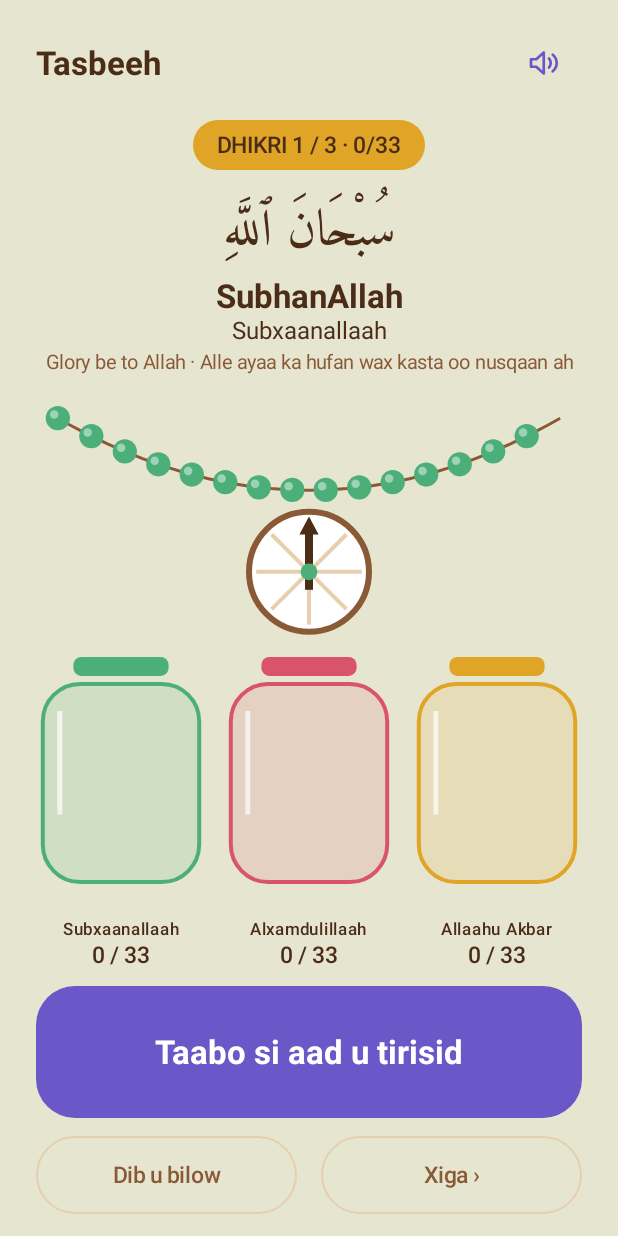
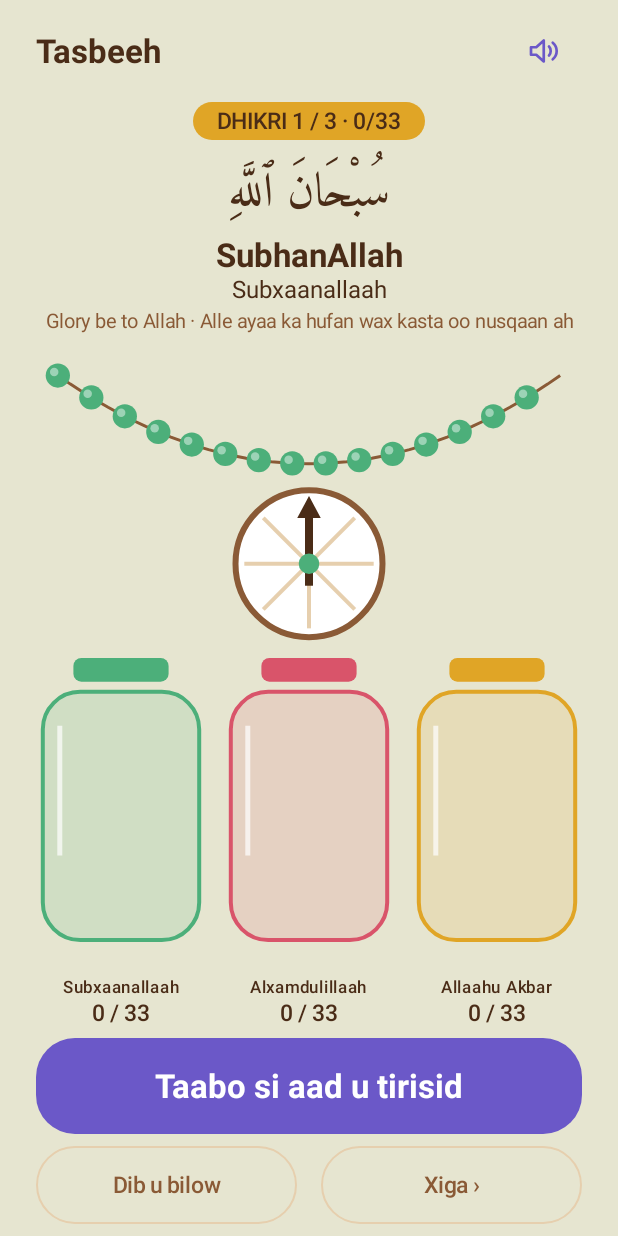
Before and after one commit to Macneyste/GeedkaJannada, an Android app built with Jetpack Compose: the composable TasbeehContent shown on its own in the app's theme, on a phone screen of 412 x 824 dp. Run offline under Robolectric (Android 15) with nearby library versions, the phone set to English and light mode, and no system bars.

Commit message:
style(tasbeeh): shaashad go'an oo aan scroll lahayn

```diff
--- a/app/src/main/java/com/geedkajannada/feature/tasbeeh/TasbeehScreen.kt
+++ b/app/src/main/java/com/geedkajannada/feature/tasbeeh/TasbeehScreen.kt
@@ -5,18 +5,16 @@ import androidx.compose.animation.core.tween
 import androidx.compose.foundation.background
 import androidx.compose.foundation.clickable
 import androidx.compose.foundation.layout.Arrangement
+import androidx.compose.foundation.layout.Box
 import androidx.compose.foundation.layout.Column
 import androidx.compose.foundation.layout.Row
 import androidx.compose.foundation.layout.fillMaxSize
 import androidx.compose.foundation.layout.fillMaxWidth
-import androidx.compose.foundation.layout.height
 import androidx.compose.foundation.layout.heightIn
 import androidx.compose.foundation.layout.padding
 import androidx.compose.foundation.layout.size
 import androidx.compose.foundation.layout.widthIn
-import androidx.compose.foundation.rememberScrollState
 import androidx.compose.foundation.shape.RoundedCornerShape
-import androidx.compose.foundation.verticalScroll
 import androidx.compose.material3.AlertDialog
 import androidx.compose.material3.Button
 import androidx.compose.material3.Icon
@@ -42,7 +40,6 @@ import androidx.compose.ui.res.stringResource
 import androidx.compose.ui.semantics.contentDescription
 import androidx.compose.ui.semantics.semantics
 import androidx.compose.ui.unit.dp
-import androidx.compose.ui.unit.sp
 import androidx.lifecycle.compose.collectAsStateWithLifecycle
 import com.geedkajannada.R
 import com.geedkajannada.data.StatsCalc
@@ -53,7 +50,6 @@ import com.geedkajannada.feature.tasbeeh.components.JarRow
 import com.geedkajannada.feature.tasbeeh.sound.TasbeehSoundPlayer
 import com.geedkajannada.ui.appViewModel
 import com.geedkajannada.ui.theme.BrownInk
-import com.geedkajannada.ui.theme.BrownMid
 import com.geedkajannada.ui.theme.CreamPanel
 import com.geedkajannada.ui.theme.Dimens
 import com.geedkajannada.ui.theme.Indigo
@@ -141,10 +137,9 @@ private fun TasbeehContent(
         Modifier
             .fillMaxSize()
             .background(tint)
-            .verticalScroll(rememberScrollState())
-            .padding(horizontal = Dimens.ScreenPadding, vertical = Dimens.Spacing),
+            .padding(horizontal = Dimens.ScreenPadding, vertical = 8.dp),
         horizontalAlignment = Alignment.CenterHorizontally,
-        verticalArrangement = Arrangement.spacedBy(12.dp),
+        verticalArrangement = Arrangement.spacedBy(8.dp),
     ) {
         Row(Modifier.fillMaxWidth(), verticalAlignment = Alignment.CenterVertically) {
             Text(
@@ -168,18 +163,20 @@ private fun TasbeehContent(
             color = BrownInk,
             modifier = Modifier
                 .background(JarGold, RoundedCornerShape(50))
-                .padding(horizontal = 16.dp, vertical = 8.dp),
+                .padding(horizontal = 16.dp, vertical = 4.dp),
         )
 
-        DhikrHeader(jar.dhikr)
-
         if (state.complete) {
-            CompletionCard(state.total, state.totalGoal, state.totalCompleted, onRestart)
+            // Kaarka dhammaystirka wuxuu beddelaa madaxa iyo tusbaxa.
+            Box(Modifier.weight(1.4f), contentAlignment = Alignment.Center) {
+                CompletionCard(state.total, state.totalGoal, state.totalCompleted, onRestart)
+            }
         } else {
-            BeadString(state.total, color, Modifier.fillMaxWidth().widthIn(max = 480.dp).height(160.dp))
+            DhikrHeader(jar.dhikr)
+            BeadString(state.total, color, Modifier.weight(0.8f).fillMaxWidth().widthIn(max = 480.dp))
         }
 
-        JarRow(state.jars, Modifier.widthIn(max = 480.dp))
+        JarRow(state.jars, Modifier.weight(1f).widthIn(max = 480.dp))
 
         if (!state.complete) {
             val desc = stringResource(R.string.tas_tap_desc, stringResource(jar.dhikr.nameRes), jar.count, jar.goal)
@@ -188,7 +185,7 @@ private fun TasbeehContent(
                 modifier = Modifier
                     .widthIn(max = 480.dp)
                     .fillMaxWidth()
-                    .heightIn(min = 88.dp)
+                    .heightIn(min = 64.dp)
                     .semantics { contentDescription = desc },
                 shape = RoundedCornerShape(Dimens.HeroRadius),
             ) { Text(stringResource(R.string.tas_tap), style = MaterialTheme.typography.titleLarge) }
@@ -203,10 +200,5 @@ private fun TasbeehContent(
             }
         }
 
-        Text(
-            stringResource(R.string.tas_footer),
-            style = MaterialTheme.typography.labelSmall.copy(letterSpacing = 4.sp),
-            color = BrownMid,
-        )
     }
 }
--- a/app/src/main/java/com/geedkajannada/feature/tasbeeh/components/BeadString.kt
+++ b/app/src/main/java/com/geedkajannada/feature/tasbeeh/components/BeadString.kt
@@ -51,7 +51,7 @@ fun BeadString(steps: Int, color: Color, modifier: Modifier = Modifier) {
         }
 
         val center = Offset(w / 2f, h * 0.72f)
-        val wheel = h * 0.25f
+        val wheel = minOf(h * 0.25f, w * 0.16f)
         drawCircle(White, wheel, center)
         drawCircle(BrownMid, wheel, center, style = Stroke(6f))
         rotate(shift * WHEEL_DEGREES_PER_TAP, center) {
--- a/app/src/main/java/com/geedkajannada/feature/tasbeeh/components/DhikrHeader.kt
+++ b/app/src/main/java/com/geedkajannada/feature/tasbeeh/components/DhikrHeader.kt
@@ -23,7 +23,7 @@ import com.geedkajannada.ui.theme.arabicStyle
 fun DhikrHeader(dhikr: Dhikr, modifier: Modifier = Modifier) {
     Crossfade(dhikr, modifier, tween(800), label = "dhikr") { d ->
         Column(Modifier.fillMaxWidth(), horizontalAlignment = Alignment.CenterHorizontally) {
-            Text(d.arabic, style = arabicStyle(34), color = BrownInk, textAlign = TextAlign.Center)
+            Text(d.arabic, style = arabicStyle(32), color = BrownInk, textAlign = TextAlign.Center)
             Text(stringResource(d.englishRes), fontSize = 22.sp, fontWeight = FontWeight.Bold, color = BrownInk)
             Text(stringResource(d.nameRes), fontSize = 16.sp, color = BrownInk, style = MaterialTheme.typography.bodyLarge)
             Text(
--- a/app/src/main/java/com/geedkajannada/feature/tasbeeh/components/JarRow.kt
+++ b/app/src/main/java/com/geedkajannada/feature/tasbeeh/components/JarRow.kt
@@ -8,6 +8,7 @@ import androidx.compose.foundation.layout.Arrangement
 import androidx.compose.foundation.layout.Box
 import androidx.compose.foundation.layout.Column
 import androidx.compose.foundation.layout.Row
+import androidx.compose.foundation.layout.fillMaxHeight
 import androidx.compose.foundation.layout.fillMaxWidth
 import androidx.compose.foundation.layout.height
 import androidx.compose.foundation.layout.size
@@ -44,10 +45,11 @@ fun JarRow(jars: List<Jar>, modifier: Modifier = Modifier) {
             Column(
                 Modifier
                     .weight(1f)
+                    .fillMaxHeight()
                     .semantics(mergeDescendants = true) { contentDescription = desc },
                 horizontalAlignment = Alignment.CenterHorizontally,
             ) {
-                JarArt(jar.count, jar.goal, color, Modifier.fillMaxWidth().height(150.dp))
+                JarArt(jar.count, jar.goal, color, Modifier.fillMaxWidth().weight(1f))
                 Box(Modifier.height(24.dp), contentAlignment = Alignment.Center) {
                     if (jar.full) {
                         Icon(
```
